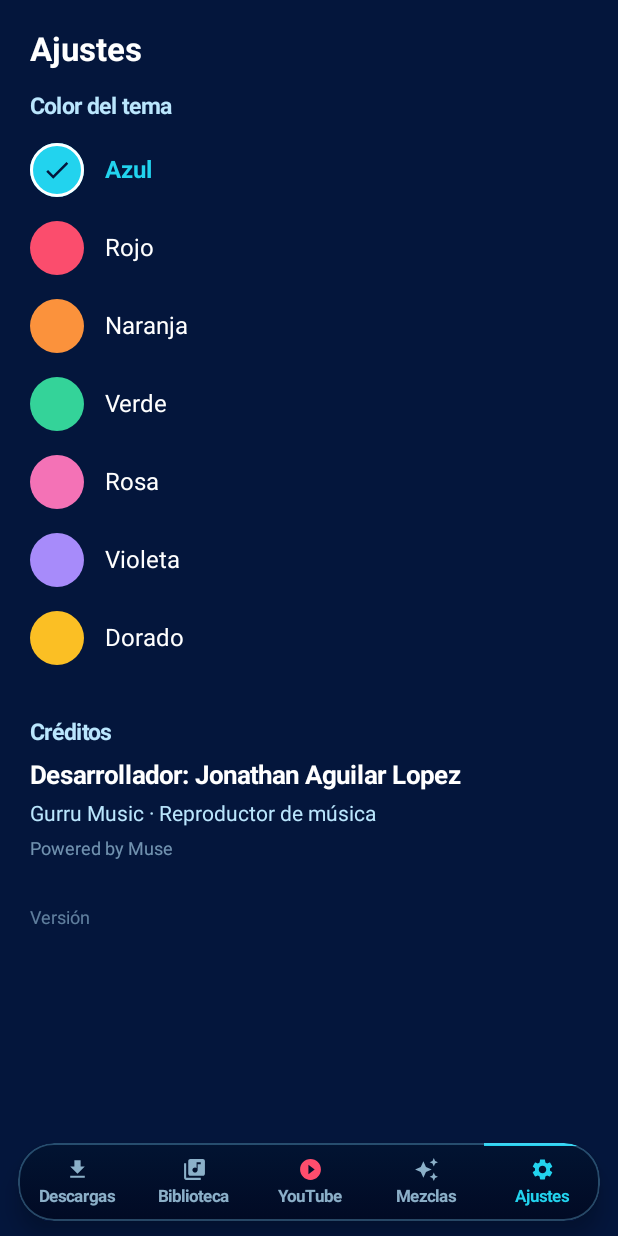
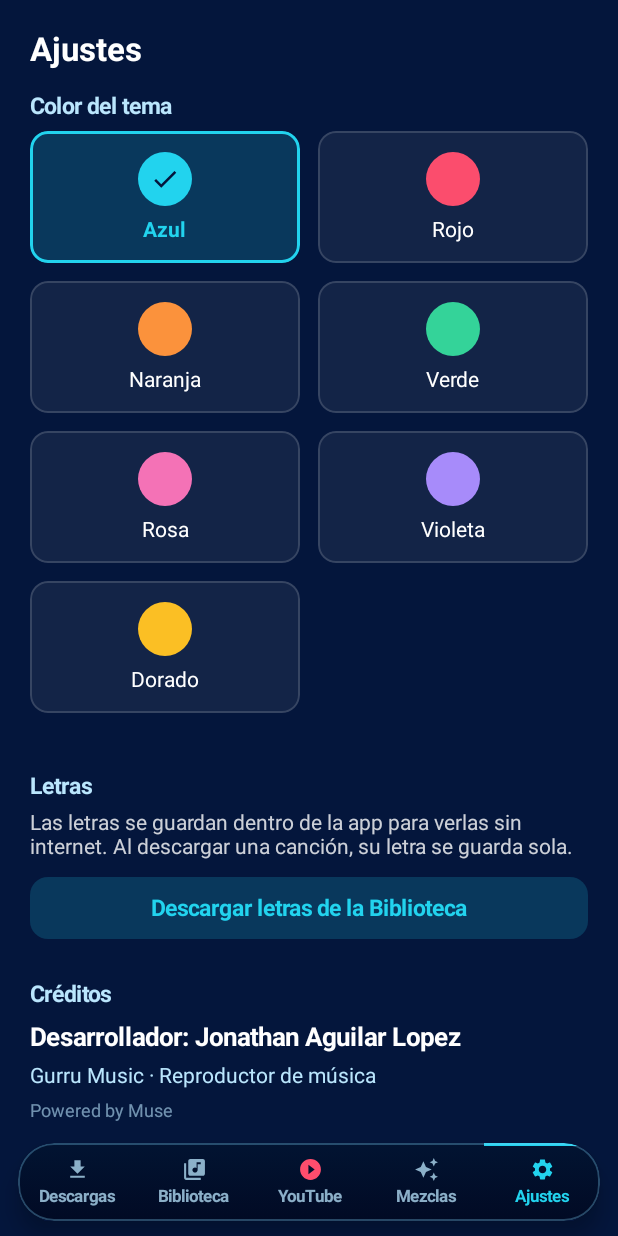
Before and after one commit to jhhonathan1996201/gurru-music-native, an Android app built with Jetpack Compose: the SettingsScreen screen opened through its navigation route, on a phone screen of 412 x 824 dp. Run offline under Robolectric (Android 15) with nearby library versions, the phone set to English and light mode, and no system bars; pictures from the network do not load.

Commit message:
Letras guardadas en la app: caché en disco al ver/bajar una canción, botón para bajar las letras de la Biblioteca, y colores en cuadrícula en Ajustes

```diff
--- a/app/src/main/java/com/gurru/music/GurruApplication.kt
+++ b/app/src/main/java/com/gurru/music/GurruApplication.kt
@@ -4,6 +4,7 @@ import android.app.Application
 import android.content.ContentValues
 import android.provider.MediaStore
 import com.gurru.music.data.DownloadRepository
+import com.gurru.music.data.LyricsRepository
 import com.gurru.music.data.YoutubeRepository
 import com.gurru.music.player.PlayerManager
 import java.io.PrintWriter
@@ -22,6 +23,7 @@ class GurruApplication : Application() {
         PlayerManager.init(this)
         YoutubeRepository.init(this)   // Fase 3: YouTube online
         DownloadRepository.init(this)  // Descargas online
+        LyricsRepository.init(this)   // Caché de letras en la app
     }
 
     private fun installCrashLog() {
--- a/app/src/main/java/com/gurru/music/MainActivity.kt
+++ b/app/src/main/java/com/gurru/music/MainActivity.kt
@@ -110,7 +110,10 @@ fun GurruApp() {
                         )
                     }
                     composable("settings") {
-                        SettingsScreen(viewModel = settingsViewModel)
+                        SettingsScreen(
+                            viewModel = settingsViewModel,
+                            playerViewModel = playerViewModel
+                        )
                     }
                     composable("mixes") {
                         MixesScreen(
--- a/app/src/main/java/com/gurru/music/player/PlayerViewModel.kt
+++ b/app/src/main/java/com/gurru/music/player/PlayerViewModel.kt
@@ -3,6 +3,7 @@ package com.gurru.music.player
 import android.app.Application
 import androidx.lifecycle.AndroidViewModel
 import androidx.lifecycle.viewModelScope
+import com.gurru.music.data.LyricsCache
 import com.gurru.music.data.LyricsData
 import com.gurru.music.data.LyricsRepository
 import com.gurru.music.data.MediaStoreScanner
@@ -52,6 +53,51 @@ class PlayerViewModel(application: Application) : AndroidViewModel(application)
     val loadingLyrics: StateFlow<Boolean> = _loadingLyrics.asStateFlow()
 
     private var currentLyricsTrackId: String? = null
+
+    // ── Descargar letras de toda la Biblioteca ──────────────────────────
+    private val _lyricsBatchRunning = MutableStateFlow(false)
+    val lyricsBatchRunning: StateFlow<Boolean> = _lyricsBatchRunning.asStateFlow()
+    private val _lyricsBatchDone = MutableStateFlow(0)
+    val lyricsBatchDone: StateFlow<Int> = _lyricsBatchDone.asStateFlow()
+    private val _lyricsBatchTotal = MutableStateFlow(0)
+    val lyricsBatchTotal: StateFlow<Int> = _lyricsBatchTotal.asStateFlow()
+    private val _lyricsBatchFound = MutableStateFlow(0)
+    val lyricsBatchFound: StateFlow<Int> = _lyricsBatchFound.asStateFlow()
+    private val _lyricsBatchFinished = MutableStateFlow(false)
+    val lyricsBatchFinished: StateFlow<Boolean> = _lyricsBatchFinished.asStateFlow()
+
+    /* Baja las letras de todas las canciones locales de la Biblioteca y
+       las guarda en el caché de la app (para verlas sin internet). Las
+       que ya tienen letra guardada se saltan. Corre en segundo plano y
+       reporta el avance para mostrarlo en Ajustes. */
+    fun downloadLibraryLyrics() {
+        if (_lyricsBatchRunning.value) return
+        val localTracks = _tracks.value.filter { it.origin == TrackOrigin.LOCAL }
+        if (localTracks.isEmpty()) return
+        viewModelScope.launch {
+            _lyricsBatchRunning.value = true
+            _lyricsBatchFinished.value = false
+            _lyricsBatchTotal.value = localTracks.size
+            _lyricsBatchDone.value = 0
+            _lyricsBatchFound.value = 0
+            var found = 0
+            for ((index, track) in localTracks.withIndex()) {
+                try {
+                    if (LyricsCache.has(track.artist, track.title)) {
+                        found++
+                    } else {
+                        val data = LyricsRepository.getLyrics(track)
+                        if (data != null) found++
+                    }
+                } catch (_: Exception) {
+                }
+                _lyricsBatchDone.value = index + 1
+                _lyricsBatchFound.value = found
+            }
+            _lyricsBatchRunning.value = false
+            _lyricsBatchFinished.value = true
+        }
+    }
 
     init {
         if (_hasPermission.value) scanLibrary()
--- a/app/src/main/java/com/gurru/music/ui/SettingsScreen.kt
+++ b/app/src/main/java/com/gurru/music/ui/SettingsScreen.kt
@@ -3,7 +3,9 @@ package com.gurru.music.ui
 import androidx.compose.foundation.background
 import androidx.compose.foundation.border
 import androidx.compose.foundation.clickable
+import androidx.compose.foundation.layout.Arrangement
 import androidx.compose.foundation.layout.Box
+import androidx.compose.foundation.layout.Column
 import androidx.compose.foundation.layout.Row
 import androidx.compose.foundation.layout.Spacer
 import androidx.compose.foundation.layout.statusBarsPadding
@@ -31,6 +33,7 @@ import androidx.compose.ui.text.font.FontWeight
 import androidx.compose.ui.unit.dp
 import androidx.compose.ui.unit.sp
 import com.gurru.music.BuildConfig
+import com.gurru.music.player.PlayerViewModel
 import com.gurru.music.ui.theme.GurruBackground
 import com.gurru.music.ui.theme.LocalGurruTheme
 
@@ -39,6 +42,7 @@ import com.gurru.music.ui.theme.LocalGurruTheme
 @Composable
 fun SettingsScreen(
     viewModel: SettingsViewModel,
+    playerViewModel: PlayerViewModel,
     modifier: Modifier = Modifier
 ) {
     val theme = LocalGurruTheme.current
@@ -69,25 +73,40 @@ fun SettingsScreen(
                 modifier = Modifier.padding(bottom = 8.dp)
             )
         }
-        items(viewModel.themes, key = { it.name }) { t ->
-            val active = t.name == currentTheme.name
+        // 7 temas en cuadrícula de 2 columnas para verlos todos de una vez
+        items(viewModel.themes.chunked(2), key = { it.firstOrNull()?.name ?: "" }) { row ->
             Row(
                 modifier = Modifier
                     .fillMaxWidth()
+                    .padding(bottom = 12.dp),
+                horizontalArrangement = Arrangement.spacedBy(12.dp)
+            ) {
+                for (t in row) {
+                    val active = t.name == currentTheme.name
+                    Box(
+                        contentAlignment = Alignment.Center,
+                        modifier = Modifier
+                            .weight(1f)
                             .clip(RoundedCornerShape(12.dp))
+                            .background(
+                                if (active) t.accent.copy(alpha = 0.18f)
+                                else Color.White.copy(alpha = 0.06f)
+                            )
+                            .border(
+                                width = if (active) 2.dp else 1.dp,
+                                color = if (active) t.accent
+                                else Color.White.copy(alpha = 0.15f),
+                                shape = RoundedCornerShape(12.dp)
+                            )
                             .clickable { viewModel.selectTheme(t.name) }
-                    .padding(vertical = 8.dp),
-                verticalAlignment = Alignment.CenterVertically
+                            .padding(vertical = 14.dp)
                     ) {
+                        Column(horizontalAlignment = Alignment.CenterHorizontally) {
                             Box(
                                 contentAlignment = Alignment.Center,
                                 modifier = Modifier
                                     .size(36.dp)
                                     .background(t.accent, CircleShape)
-                        .then(
-                            if (active) Modifier.border(2.dp, Color.White, CircleShape)
-                            else Modifier
-                        )
                             ) {
                                 if (active) {
                                     Icon(
@@ -100,11 +119,77 @@ fun SettingsScreen(
                             }
                             Text(
                                 text = t.label,
-                    fontSize = 16.sp,
+                                fontSize = 14.sp,
                                 fontWeight = if (active) FontWeight.Bold else FontWeight.Normal,
                                 color = if (active) t.accent else Color.White,
-                    modifier = Modifier.padding(start = 14.dp)
+                                modifier = Modifier.padding(top = 8.dp)
                             )
+                        }
+                    }
+                }
+                // La última fila tiene un solo tema: rellena el hueco
+                if (row.size == 1) {
+                    Spacer(modifier = Modifier.weight(1f))
+                }
+            }
+        }
+        item {
+            Text(
+                text = "Letras",
+                fontSize = 15.sp,
+                fontWeight = FontWeight.Bold,
+                color = theme.soft,
+                modifier = Modifier.padding(top = 28.dp, bottom = 8.dp)
+            )
+        }
+        item {
+            // Las letras se guardan dentro de la app para verlas sin
+            // internet. Al descargar una canción su letra se guarda sola;
+            // aquí se bajan las de toda la Biblioteca de una vez.
+            val batchRunning by playerViewModel.lyricsBatchRunning.collectAsState()
+            val batchDone by playerViewModel.lyricsBatchDone.collectAsState()
+            val batchTotal by playerViewModel.lyricsBatchTotal.collectAsState()
+            val batchFound by playerViewModel.lyricsBatchFound.collectAsState()
+            val batchFinished by playerViewModel.lyricsBatchFinished.collectAsState()
+            Column(modifier = Modifier.fillMaxWidth()) {
+                Text(
+                    text = "Las letras se guardan dentro de la app para verlas sin internet. Al descargar una canción, su letra se guarda sola.",
+                    fontSize = 14.sp,
+                    color = Color.White.copy(alpha = 0.8f)
+                )
+                Spacer(modifier = Modifier.height(12.dp))
+                Box(
+                    modifier = Modifier
+                        .fillMaxWidth()
+                        .clip(RoundedCornerShape(12.dp))
+                        .background(theme.accent.copy(alpha = 0.18f))
+                        .clickable(enabled = !batchRunning) { playerViewModel.downloadLibraryLyrics() }
+                        .padding(vertical = 12.dp),
+                    contentAlignment = Alignment.Center
+                ) {
+                    Text(
+                        text = if (batchRunning) "Descargando letras… $batchDone/$batchTotal"
+                        else "Descargar letras de la Biblioteca",
+                        fontSize = 15.sp,
+                        fontWeight = FontWeight.Bold,
+                        color = theme.accent
+                    )
+                }
+                if (batchRunning) {
+                    Text(
+                        text = "Guardadas: $batchFound de $batchDone revisadas",
+                        fontSize = 13.sp,
+                        color = theme.soft,
+                        modifier = Modifier.padding(top = 8.dp)
+                    )
+                } else if (batchFinished) {
+                    Text(
+                        text = "Listo: $batchFound letras guardadas de $batchTotal canciones.",
+                        fontSize = 13.sp,
+                        color = theme.soft,
+                        modifier = Modifier.padding(top = 8.dp)
+                    )
+                }
             }
         }
         item {
```
Also changed, not shown: app/src/main/java/com/gurru/music/data/DownloadRepository.kt (+27 -0 lines), app/src/main/java/com/gurru/music/data/LyricsCache.kt (added, +96 -0 lines), app/src/main/java/com/gurru/music/data/LyricsRepository.kt (+24 -4 lines). Lines whose indentation alone changed are shown as unchanged.
